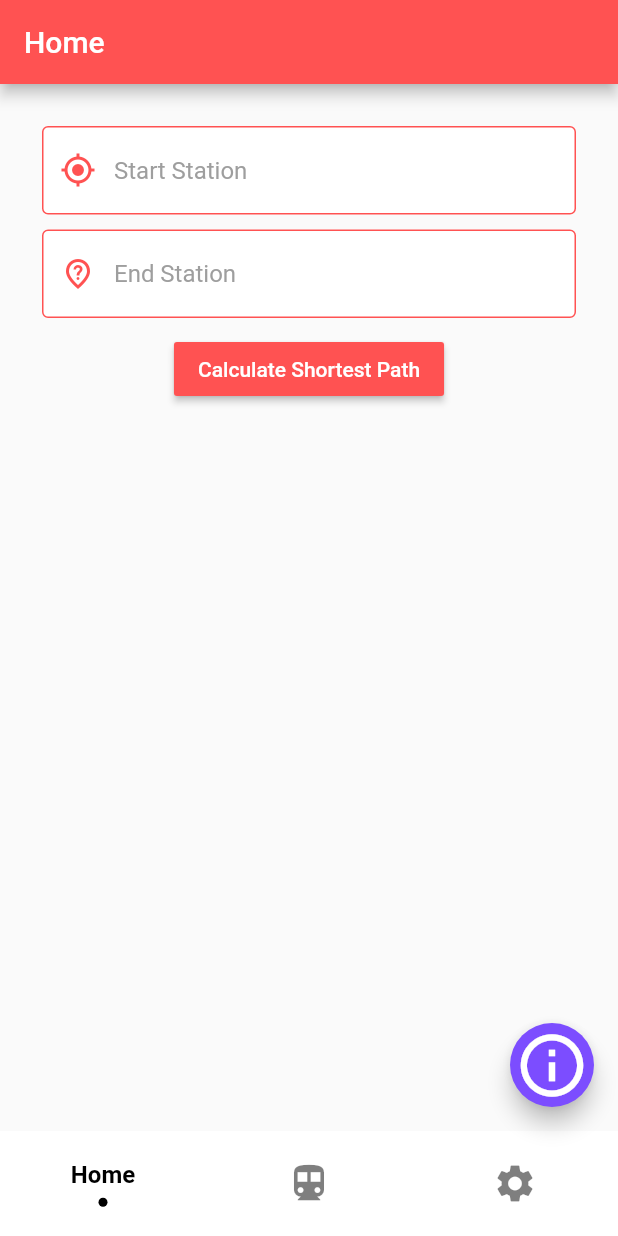
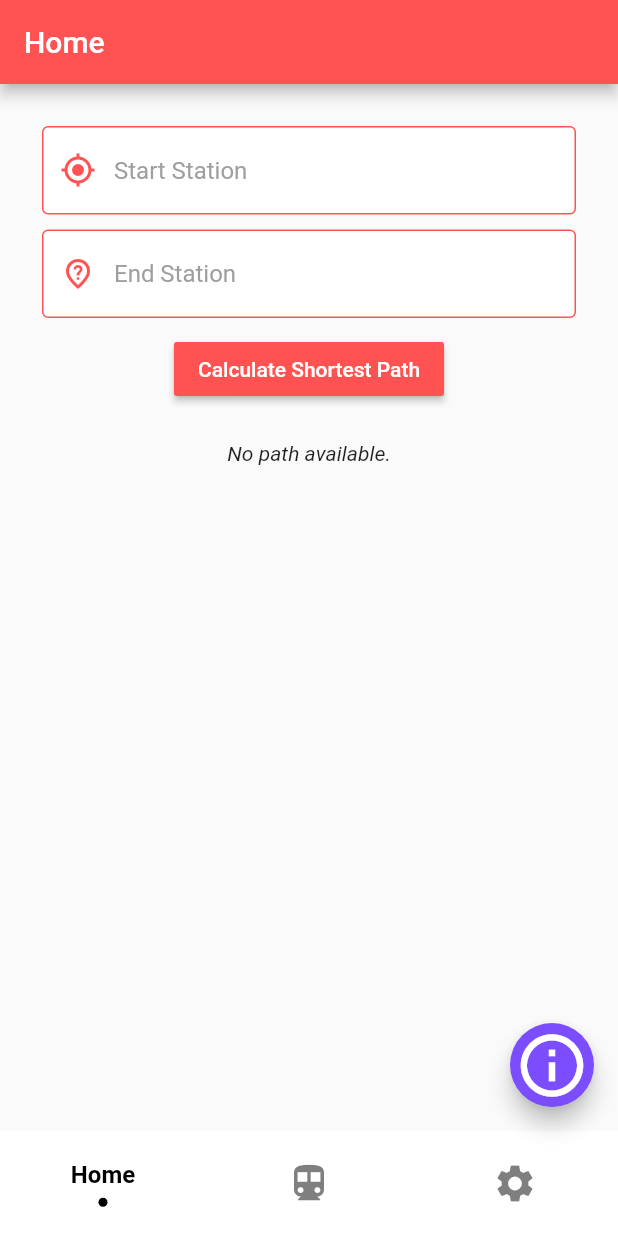
Before and after one commit to MandoDsg/frontend_test, a Flutter app: the screen it shows after launch, on a phone screen of 412 x 824 dp. Run offline on Flutter 3.47's test engine with Material 2 defaults, Android fonts, the phone set to English and light mode, and no system bars; drawn by our look-alikes of flutter_typeahead, sliding_clipped_nav_bar; our stand-ins replace diacritic, go_router; network calls fail.

Commit message:
SizedBox -> Expanded

```diff
--- a/lib/views/home/calculate_path_button.dart
+++ b/lib/views/home/calculate_path_button.dart
@@ -2,6 +2,7 @@ import 'package:flutter/material.dart';
 import 'package:frontend/views/home/fetch_data.dart';
 import 'package:flutter_typeahead/flutter_typeahead.dart';
 import 'package:diacritic/diacritic.dart';
+import 'package:frontend/views/home/shortest_path_widget.dart';
 
 class CalculatePathButton extends StatefulWidget {
   final Future<void> Function(String, String) calculateFuntion;
@@ -40,7 +41,7 @@ class _CalculatePathButtonState extends State<CalculatePathButton> {
 
   @override
   Widget build(BuildContext context) {
-    return SizedBox(
+    return Expanded(
       child: Column(
         children: [
           //Start Station
@@ -221,7 +222,8 @@ class _CalculatePathButtonState extends State<CalculatePathButton> {
             hideOnLoading: true,
           ),
           const SizedBox(height: 10),
-          MaterialButton(
+          SizedBox(
+            child: MaterialButton(
               color: Colors.redAccent,
               onPressed: () async {
                 try {
@@ -241,12 +243,11 @@ class _CalculatePathButtonState extends State<CalculatePathButton> {
                 style: TextStyle(color: Colors.white),
               ),
             ),
-          SizedBox(
-            height: 350, // Establece la altura máxima que desees
+          ),
+
+          Expanded(
             child: SingleChildScrollView(
-              child: shortestPath.isNotEmpty
-                  ? Text('Shortest Path: \n${shortestPath.join("\n")}')
-                  : const SizedBox.shrink(),
+              child: ShortestPathWidget(shortestPath: shortestPath),
             ),
           )
         ],
--- /dev/null
+++ b/lib/views/home/shortest_path_widget.dart
@@ -0,0 +1,64 @@
+import 'package:flutter/material.dart';
+
+class ShortestPathWidget extends StatelessWidget {
+  final List<String> shortestPath;
+
+  const ShortestPathWidget({super.key, required this.shortestPath});
+
+  @override
+  Widget build(BuildContext context) {
+    return Padding(
+      padding: const EdgeInsets.all(16.0),
+      child: Column(
+        crossAxisAlignment: CrossAxisAlignment.start,
+        children: [
+          if (shortestPath.isNotEmpty)
+            const Text(
+              'Shortest Path:',
+              style: TextStyle(
+                fontSize: 18,
+                fontWeight: FontWeight.bold,
+              ),
+            ),
+          const SizedBox(height: 8),
+          Column(
+            crossAxisAlignment: CrossAxisAlignment.start,
+            children: shortestPath
+                .asMap()
+                .entries
+                .map(
+                  (entry) => Padding(
+                    padding: const EdgeInsets.symmetric(vertical: 4.0),
+                    child: Row(
+                      children: [
+                        CircleAvatar(
+                          radius: 8,
+                          backgroundColor: Colors.blue,
+                          child: Text(
+                            (entry.key + 1).toString(),
+                            style: const TextStyle(
+                              color: Colors.white,
+                              fontWeight: FontWeight.bold,
+                            ),
+                          ),
+                        ),
+                        const SizedBox(width: 8),
+                        Text(entry.value),
+                      ],
+                    ),
+                  ),
+                )
+                .toList(),
+          ),
+          if (shortestPath.isEmpty)
+            const Text(
+              'No path available.',
+              style: TextStyle(
+                fontStyle: FontStyle.italic,
+              ),
+            ),
+        ],
+      ),
+    );
+  }
+}
```
Lines whose indentation alone changed are shown as unchanged.
